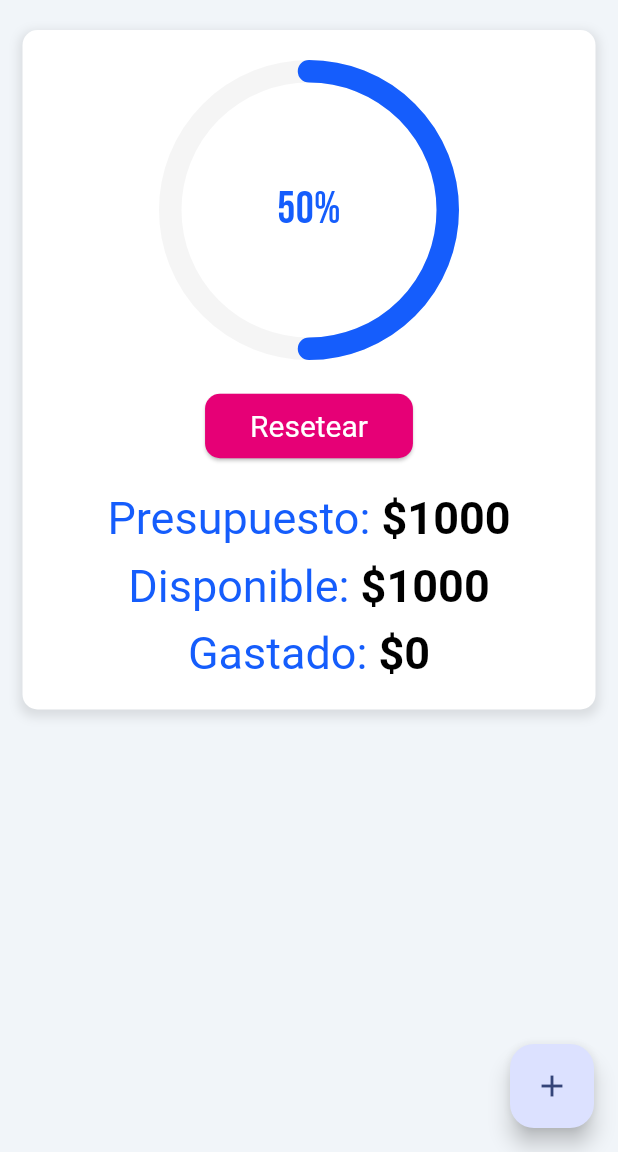
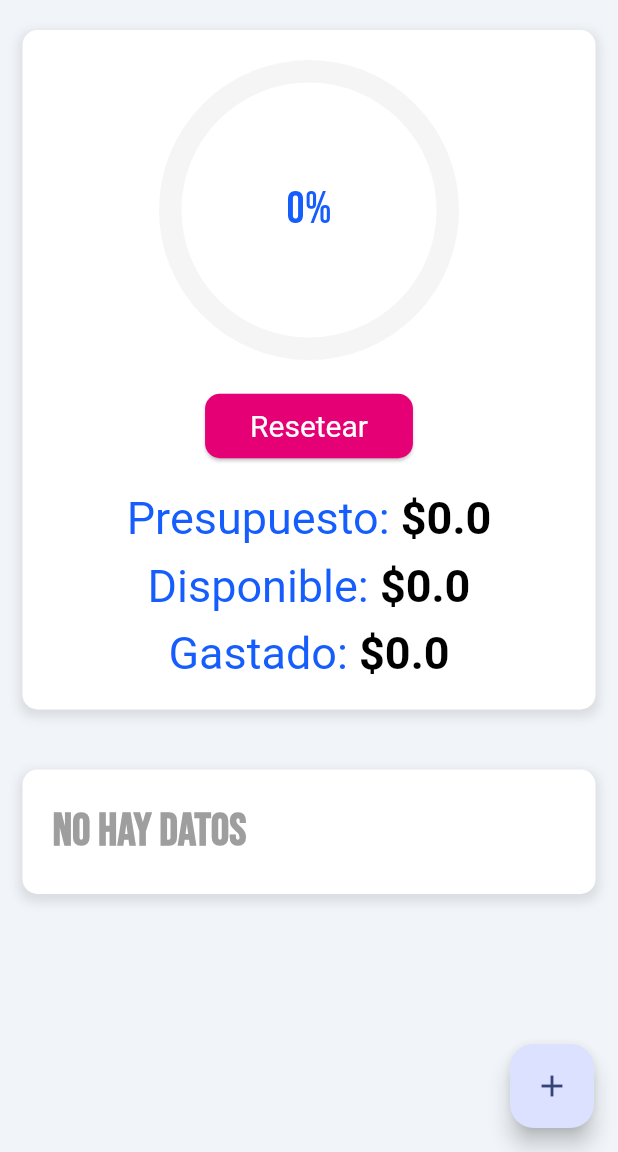
Before and after one commit to ArgueDev/Costly, a Flutter app: the ControlScreen screen opened directly, on a phone screen of 412 x 824 dp, the part 84-1236 px from its top. Run offline on Flutter 3.47's test engine with Material 3 defaults, Android fonts, the phone set to English and light mode, and no system bars; drawn by our look-alikes of percent_indicator; our stand-ins replace google_fonts, sqflite; accounts and stored records are empty.

Commit message:
Implementacion de sqflite

```diff
--- /dev/null
+++ b/lib/provider/budget_provider.dart
@@ -0,0 +1,39 @@
+import 'package:costly/database/database_helper.dart';
+import 'package:flutter/widgets.dart';
+
+class BudgetProvider with ChangeNotifier {
+  double _total = 0;
+  double _disponible = 0;
+  double _gastado = 0;
+  final DatabaseHelper dbHelper = DatabaseHelper();
+
+  double get total => _total;
+  double get disponible => _disponible;
+  double get gastado => _gastado;
+
+  Future<void> loadBudget() async {
+    final budgetData = await dbHelper.getBudget();
+    if (budgetData != null) {
+      _total = budgetData['total'] ?? 0;
+      _disponible = budgetData['disponible'] ?? 0;
+      _gastado = budgetData['gastado'] ?? 0;
+      notifyListeners();
+    }
+  }
+
+  void setBudget(double presupuesto) async {
+    _total = presupuesto;
+    _disponible = presupuesto;
+    _gastado = 0;
+    await dbHelper.insertBudget(presupuesto);
+    notifyListeners();
+  }
+
+  Future<void> resetBudget() async {
+    await dbHelper.deleteAllData();
+    _total = 0;
+    _disponible = 0;
+    _gastado = 0;
+    notifyListeners();
+  }
+}
--- a/lib/screens/control_screen.dart
+++ b/lib/screens/control_screen.dart
@@ -1,8 +1,7 @@
 import 'package:flutter/material.dart';
 
+import 'package:costly/theme/app_colors.dart';
 import 'package:costly/widgets/widgets.dart';
-
-import 'package:costly/theme/app_colors.dart';
 
 class ControlScreen extends StatelessWidget {
   const ControlScreen({super.key});
@@ -19,11 +18,14 @@
         centerTitle: true,
       ),
       backgroundColor: AppColors.azulClaro,
-      body: Center(
-        child: Column(
-          children: [
-            BudgetTracker()
-          ],
+      body: SingleChildScrollView(
+        child: Center(
+          child: Column(
+            children: [
+              BudgetTracker(),
+              ListExpense()
+            ],
+          ),
         ),
       ),
       floatingActionButton: FloatingActionButton(
--- a/lib/widgets/budget_tracker.dart
+++ b/lib/widgets/budget_tracker.dart
@@ -1,17 +1,30 @@
 import 'package:flutter/material.dart';
 
 import 'package:percent_indicator/circular_percent_indicator.dart';
+import 'package:provider/provider.dart';
 
+import 'package:costly/provider/budget_provider.dart';
+import 'package:costly/screens/home_screen.dart';
 import '../theme/app_colors.dart';
 
-class BudgetTracker extends StatelessWidget {
+class BudgetTracker extends StatefulWidget {
   const BudgetTracker({super.key});
 
+  @override
+  State<BudgetTracker> createState() => _BudgetTrackerState();
+}
+
+class _BudgetTrackerState extends State<BudgetTracker> {
 
   @override
   Widget build(BuildContext context) {
 
     final TextStyle valorStyle = TextStyle(fontWeight: FontWeight.bold, fontSize: 30, color: Colors.black);
+    final presupuesto = context.watch<BudgetProvider>();
+
+    double porcentaje = presupuesto.total > 0
+      ? presupuesto.gastado / presupuesto.total
+      : 0;
 
     return Container(
       width: double.infinity,
@@ -34,9 +47,9 @@
           CircularPercentIndicator(
             radius: 100,
             lineWidth: 15,
-            percent: 0.5,
+            percent: porcentaje,
             center: Text(
-              '50%',
+              '${(porcentaje * 100).toStringAsFixed(0)}%',
               style: TextStyle(fontSize: 30, color: AppColors.azulPrimario),
             ),
             progressColor: AppColors.azulPrimario,
@@ -45,8 +58,11 @@
           ),
           SizedBox(height: 20),
           ElevatedButton(
-            onPressed: () {
-              //TODO:Formatea el sharedpreferences y reinicia el presupuesto
+            onPressed: () async {
+              await presupuesto.resetBudget();
+              Navigator.of(context).pushReplacement(
+                MaterialPageRoute(builder: ( _ ) => HomeScreen())
+              );
             },
             style: ElevatedButton.styleFrom(
               backgroundColor: AppColors.fucsia,
@@ -66,7 +82,7 @@
               style: TextStyle(color: AppColors.azulPrimario, fontSize: 30),
               children: [
                 TextSpan(
-                  text: '\$1000',
+                  text: '\$${presupuesto.total}',
                   style: valorStyle,
                 ),
               ],
@@ -80,7 +96,7 @@
               style: TextStyle(color: AppColors.azulPrimario, fontSize: 30),
               children: [
                 TextSpan(
-                  text: '\$1000',
+                  text: '\$${presupuesto.disponible}',
                   style: valorStyle,
                 ),
               ],
@@ -94,7 +110,7 @@
               style: TextStyle(color: AppColors.azulPrimario, fontSize: 30),
               children: [
                 TextSpan(
-                  text: '\$0',
+                  text: '\$${presupuesto.gastado}',
                   style: valorStyle,
                 ),
               ],
--- /dev/null
+++ b/lib/widgets/list_expense.dart
@@ -0,0 +1,27 @@
+import 'package:flutter/material.dart';
+
+class ListExpense extends StatelessWidget {
+  const ListExpense({super.key});
+
+  @override
+  Widget build(BuildContext context) {
+    return Container(
+      width: double.infinity,
+      margin: EdgeInsets.symmetric(vertical: 20, horizontal: 15),
+      padding: EdgeInsets.all(20),
+      decoration: BoxDecoration(
+        color: Colors.white,
+        borderRadius: BorderRadius.all(Radius.circular(10)),
+        boxShadow: [
+          BoxShadow(
+            color: Colors.black.withValues(alpha: 0.1),
+            spreadRadius: 2,
+            blurRadius: 5,
+            offset: Offset(0, 3),
+          ),
+        ],
+      ),
+      child: Text('No hay datos', style: TextStyle(fontSize: 30, color: Colors.grey, fontWeight: FontWeight.bold),)
+    );
+  }
+}
--- a/lib/widgets/widgets.dart
+++ b/lib/widgets/widgets.dart
@@ -1 +1,2 @@
 export 'budget_tracker.dart';
+export 'list_expense.dart';
--- a/pubspec.yaml
+++ b/pubspec.yaml
@@ -12,6 +12,9 @@
 
   google_fonts: ^6.3.0
   percent_indicator: ^4.2.5
+  provider: ^6.1.5+1
+  sqflite: ^2.4.2
+  path: ^1.9.1
 
 dev_dependencies:
   flutter_test:
```
Also changed, not shown: lib/database/database_helper.dart (added, +106 -0 lines), lib/main.dart (+7 -2 lines), lib/model/expense.dart (added, +10 -0 lines), lib/screens/home_screen.dart (+39 -13 lines), pubspec.lock, 1 other file.
